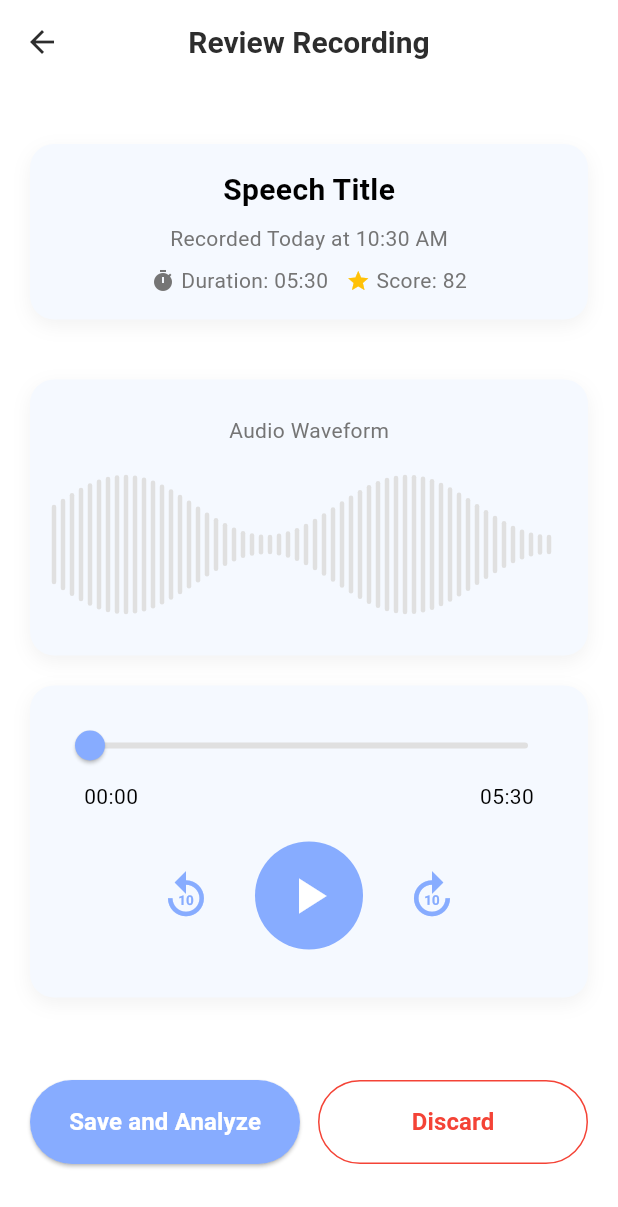
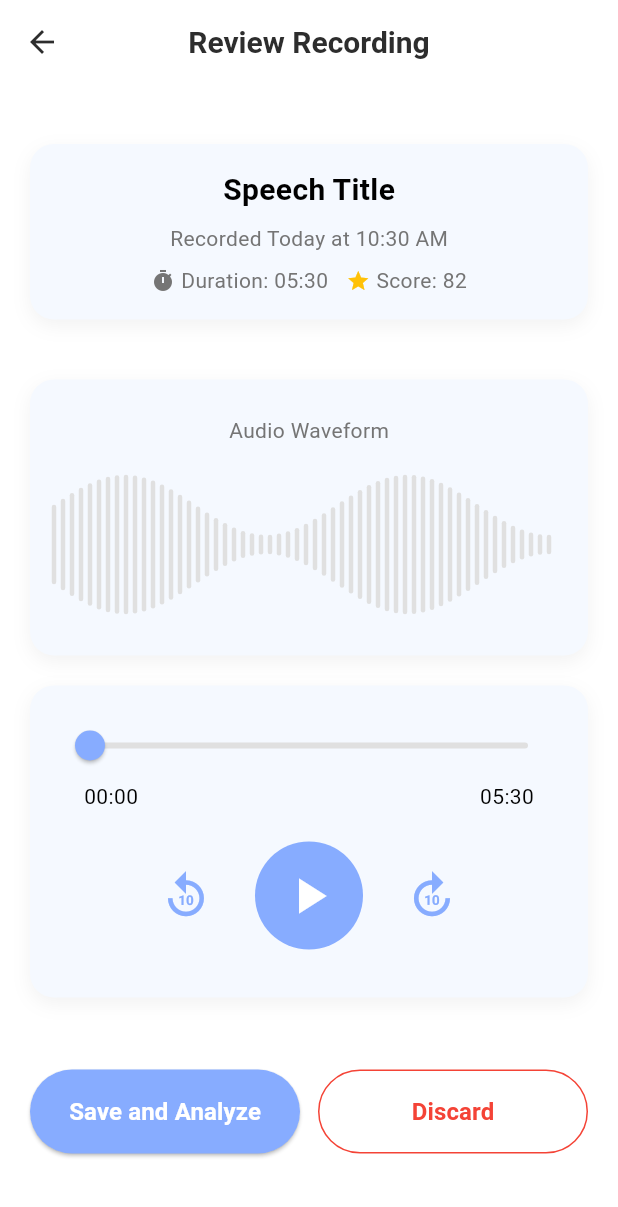
Before and after one commit to naela-girsy-projects/Project-VocalLabs, a Flutter app: the SpeechPlaybackScreen screen opened by its route, on a phone screen of 412 x 824 dp. Shown: the top 1207 px of the screen. Run offline on Flutter 3.47's test engine with Material 3 defaults, Android fonts, the phone set to English and light mode, and no system bars; our stand-ins replace fl_chart, image_picker; Roboto replaces fonts that are missing (Poppins).

Commit message:
updated the speech playback screen.

```diff
--- a/Client/lib/screens/speech_playback_screen.dart
+++ b/Client/lib/screens/speech_playback_screen.dart
@@ -37,8 +37,8 @@ class _SpeechPlaybackScreenState extends State<SpeechPlaybackScreen> {
       body: SafeArea(
         child: Padding(
           padding: const EdgeInsets.all(20.0),
-          child: Column(
-            crossAxisAlignment: CrossAxisAlignment.center,
+          // Use ListView instead of Column for scrollable content
+          child: ListView(
             children: [
               const SizedBox(height: 20),
               CardLayout(
@@ -199,7 +199,8 @@ class _SpeechPlaybackScreenState extends State<SpeechPlaybackScreen> {
                 ),
               ),
 
-              const Spacer(),
+              // Fixed spacing instead of Spacer()
+              const SizedBox(height: 40),
 
               // Buttons section with conditional rendering
               widget.isFromHistory
@@ -258,9 +259,8 @@ class _SpeechPlaybackScreenState extends State<SpeechPlaybackScreen> {
                       ),
                     ],
                   ),
-              const SizedBox(height: 20),
 
-              // Transcript preview
+              // Transcript preview with sufficient bottom padding
               if (widget.isFromHistory) ...[
                 const SizedBox(height: 20),
                 const Align(
@@ -294,6 +294,8 @@ class _SpeechPlaybackScreenState extends State<SpeechPlaybackScreen> {
                     ],
                   ),
                 ),
+                // Extra bottom padding to prevent overflow
+                const SizedBox(height: 20),
               ],
             ],
           ),
```
